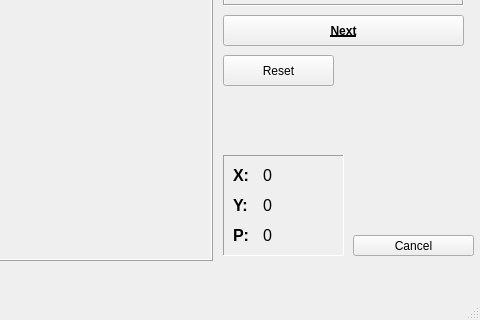
Old version of the form Design/DrawingWindow.ui in the repository ronnymajani/dynamic-motion-digitset; both pictures show x 397 to 877 and y 185 to 505 of the 877 by 505 pixel window.
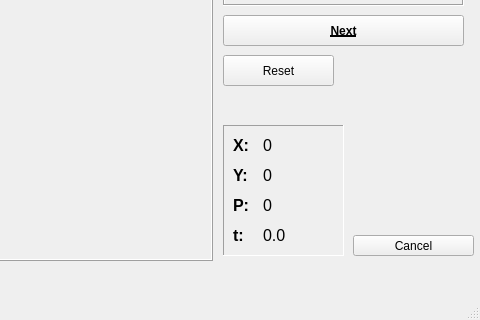
New version of the form.

Commit message:
Switched to Data v0.3; Added timestamp
Timestamp is in ms
with 3 decimal point precision
but can't be guranteed to be accurate more than a ms

```diff
--- a/Design/DrawingWindow.ui
+++ b/Design/DrawingWindow.ui
@@ -164,9 +164,9 @@
     <property name="geometry">
      <rect>
       <x>620</x>
-      <y>340</y>
+      <y>310</y>
       <width>121</width>
-      <height>101</height>
+      <height>131</height>
      </rect>
     </property>
     <property name="frameShape">
@@ -289,6 +289,44 @@
       <string>0</string>
      </property>
     </widget>
+    <widget class="QLabel" name="data_t_label">
+     <property name="geometry">
+      <rect>
+       <x>10</x>
+       <y>100</y>
+       <width>21</width>
+       <height>21</height>
+      </rect>
+     </property>
+     <property name="font">
+      <font>
+       <pointsize>12</pointsize>
+       <weight>75</weight>
+       <bold>true</bold>
+      </font>
+     </property>
+     <property name="text">
+      <string>t:</string>
+     </property>
+    </widget>
+    <widget class="QLabel" name="data_t_value">
+     <property name="geometry">
+      <rect>
+       <x>40</x>
+       <y>100</y>
+       <width>68</width>
+       <height>21</height>
+      </rect>
+     </property>
+     <property name="font">
+      <font>
+       <pointsize>12</pointsize>
+      </font>
+     </property>
+     <property name="text">
+      <string>0.0</string>
+     </property>
+    </widget>
    </widget>
    <widget class="QPushButton" name="button_next">
     <property name="geometry">
```
The commit also changes 7 other files.
